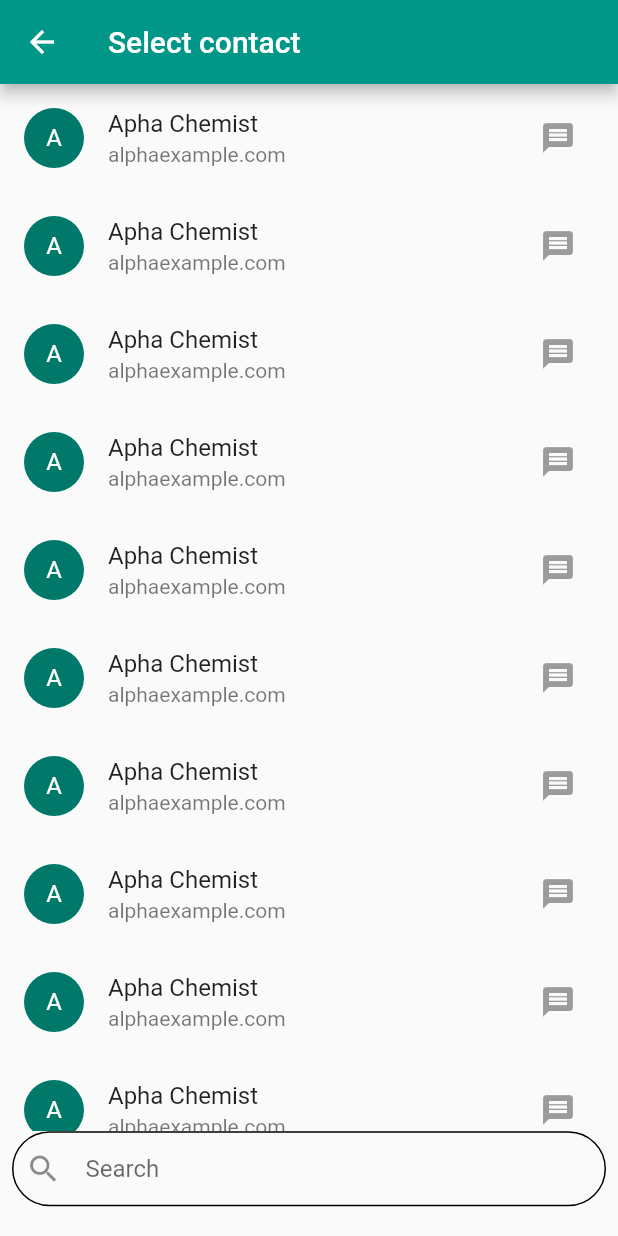
After one commit to priyeshdabre/flutter_chat, a Flutter app: the Search screen opened by its route, on a phone screen of 412 x 824 dp. The commit adds this screen. Run offline on Flutter 3.47's test engine with Material 2 defaults, Android fonts, the phone set to English and light mode, and no system bars; our stand-ins replace bloc, equatable, firebase_auth, flutter_bloc, flutter_hooks, google_sign_in and 2 more; accounts and stored records are empty.

Commit message:
Added Search Screen

```diff
--- a/lib/constants.dart
+++ b/lib/constants.dart
@@ -4,3 +4,4 @@ export 'extensions.dart';
 final repository = Repository();
 const homeRoute = 'home';
 const registerRoute = 'register';
+const searchRoute = 'search';
--- a/lib/main.dart
+++ b/lib/main.dart
@@ -1,6 +1,7 @@
 import 'package:chat_app/bloc/register/register_bloc.dart';
 import 'package:chat_app/screens/home_screen.dart';
 import 'package:chat_app/screens/register_screen.dart';
+import 'package:chat_app/screens/search_screen.dart';
 import 'package:flutter/material.dart';
 import 'package:flutter_bloc/flutter_bloc.dart';
 import 'package:hive/hive.dart';
@@ -92,6 +93,8 @@ class Router {
       case (registerRoute):
         return MaterialPageRoute(
             builder: (_) => RegisterScreen(), settings: settings);
+      case (searchRoute):
+        return MaterialPageRoute(builder: (_) => Search(), settings: settings);
       default:
         return MaterialPageRoute(
             builder: (_) => HomeScreen(), settings: settings);
--- /dev/null
+++ b/lib/screens/search_screen.dart
@@ -0,0 +1,48 @@
+import 'package:flutter/material.dart';
+
+class Search extends StatelessWidget {
+  @override
+  Widget build(BuildContext context) {
+    return Scaffold(
+      appBar: AppBar(
+        title: Text('Select contact'),
+      ),
+      body: Column(
+        children: <Widget>[
+          Flexible(
+              flex: 10,
+              child: ListView.builder(
+                itemCount: 15,
+                itemBuilder: (context, index) => ListTile(
+                  leading: CircleAvatar(
+                    child: Text('A'),
+                  ),
+                  title: Text('Apha Chemist'),
+                  subtitle: Text('alphaexample.com'),
+                  trailing:
+                      IconButton(icon: Icon(Icons.message), onPressed: null),
+                ),
+              )),
+          Flexible(
+            flex: 1,
+            child: Container(
+              margin: EdgeInsets.symmetric(horizontal: 8),
+              decoration: BoxDecoration(
+                  border: Border.all(),
+                  borderRadius: BorderRadius.circular(25)),
+              child: Padding(
+                padding: const EdgeInsets.symmetric(horizontal: 8.0),
+                child: TextFormField(
+                  decoration: InputDecoration(
+                      hintText: 'Search',
+                      icon: Icon(Icons.search),
+                      border: InputBorder.none),
+                ),
+              ),
+            ),
+          )
+        ],
+      ),
+    );
+  }
+}
```
